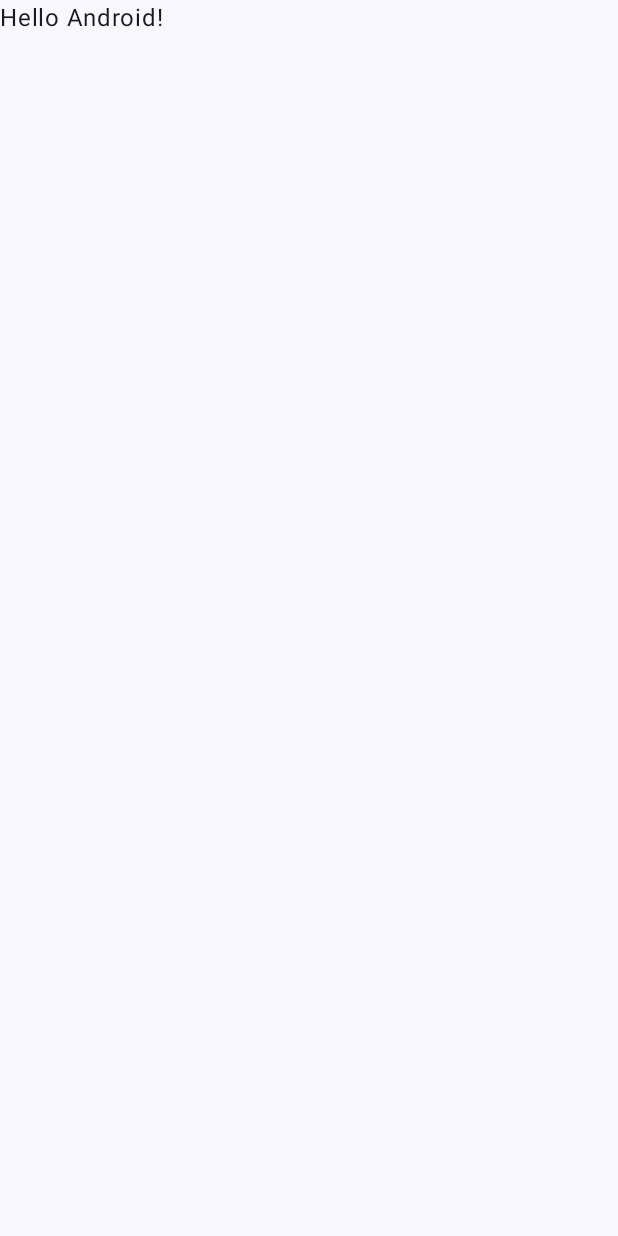
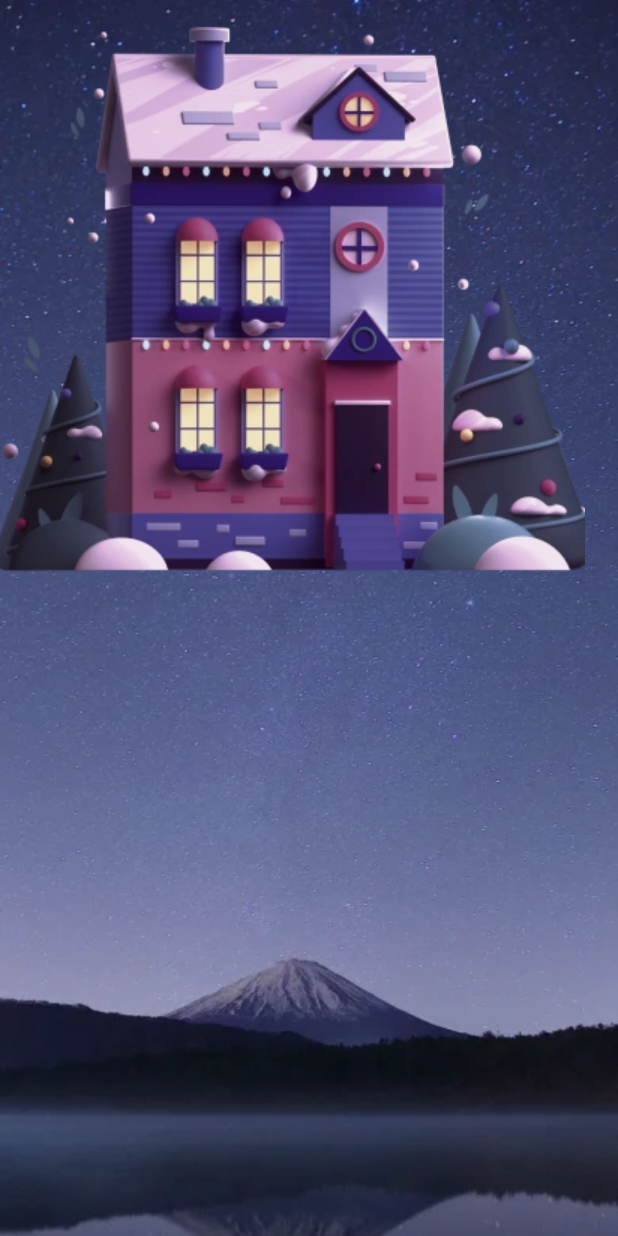
Before and after one commit to Giorgi-Razmadze/Weatherly, an Android app built with Jetpack Compose: the screen it shows after launch (MainActivity), on a phone screen of 412 x 824 dp. Before the commit the screen is almost empty. Run offline under Robolectric (Android 15) with nearby library versions, the phone set to English and light mode, and no system bars.

Commit message:
add files and packages from previous project for future modifications

```diff
--- a/app/src/main/AndroidManifest.xml
+++ b/app/src/main/AndroidManifest.xml
@@ -13,7 +13,7 @@
         android:theme="@style/Theme.Weatherly"
         tools:targetApi="31">
         <activity
-            android:name=".MainActivity"
+            android:name=".presentation.ui.activity.MainActivity"
             android:exported="true"
             android:theme="@style/Theme.Weatherly">
             <intent-filter>
--- a/app/src/main/java/com/razmadze/weatherly/MainActivity.kt
+++ /dev/null
@@ -1,46 +0,0 @@
-package com.razmadze.weatherly
-
-import android.os.Bundle
-import androidx.activity.ComponentActivity
-import androidx.activity.compose.setContent
-import androidx.compose.foundation.layout.fillMaxSize
-import androidx.compose.material3.MaterialTheme
-import androidx.compose.material3.Surface
-import androidx.compose.material3.Text
-import androidx.compose.runtime.Composable
-import androidx.compose.ui.Modifier
-import androidx.compose.ui.tooling.preview.Preview
-import com.razmadze.weatherly.ui.theme.WeatherlyTheme
-
-class MainActivity : ComponentActivity() {
-    override fun onCreate(savedInstanceState: Bundle?) {
-        super.onCreate(savedInstanceState)
-        setContent {
-            WeatherlyTheme {
-                // A surface container using the 'background' color from the theme
-                Surface(
-                    modifier = Modifier.fillMaxSize(),
-                    color = MaterialTheme.colorScheme.background
-                ) {
-                    Greeting("Android")
-                }
-            }
-        }
-    }
-}
-
-@Composable
-fun Greeting(name: String, modifier: Modifier = Modifier) {
-    Text(
-        text = "Hello $name!",
-        modifier = modifier
-    )
-}
-
-@Preview(showBackground = true)
-@Composable
-fun GreetingPreview() {
-    WeatherlyTheme {
-        Greeting("Android")
-    }
-}
--- /dev/null
+++ b/app/src/main/java/com/razmadze/weatherly/presentation/ui/activity/MainActivity.kt
@@ -0,0 +1,98 @@
+package com.razmadze.weatherly.presentation.ui.activity
+
+import android.graphics.Color.TRANSPARENT
+import android.os.Bundle
+import androidx.activity.ComponentActivity
+import androidx.activity.SystemBarStyle
+import androidx.activity.compose.setContent
+import androidx.activity.enableEdgeToEdge
+import androidx.compose.foundation.Image
+import androidx.compose.foundation.layout.Box
+import androidx.compose.foundation.layout.Column
+import androidx.compose.foundation.layout.Row
+import androidx.compose.foundation.layout.Spacer
+import androidx.compose.foundation.layout.fillMaxSize
+import androidx.compose.foundation.layout.padding
+import androidx.compose.foundation.layout.size
+import androidx.compose.material3.MaterialTheme
+import androidx.compose.material3.Surface
+import androidx.compose.material3.Text
+import androidx.compose.runtime.Composable
+import androidx.compose.ui.Alignment
+import androidx.compose.ui.Modifier
+import androidx.compose.ui.graphics.Color
+import androidx.compose.ui.layout.ContentScale
+import androidx.compose.ui.res.painterResource
+import androidx.compose.ui.text.font.FontFamily
+import androidx.compose.ui.tooling.preview.Preview
+import androidx.compose.ui.unit.dp
+import androidx.compose.ui.unit.sp
+import com.razmadze.weatherly.R
+import com.razmadze.weatherly.ui.theme.WeatherlyTheme
+import com.razmadze.weatherly.ui.theme.grey
+
+class MainActivity : ComponentActivity() {
+    override fun onCreate(savedInstanceState: Bundle?) {
+        super.onCreate(savedInstanceState)
+        enableEdgeToEdge(statusBarStyle = SystemBarStyle.dark(TRANSPARENT))
+        setContent {
+            WeatherlyTheme {
+                // A surface container using the 'background' color from the theme
+                Surface(
+                    modifier = Modifier.fillMaxSize(),
+                    color = MaterialTheme.colorScheme.background
+                ) {
+                    Greeting()
+                }
+            }
+        }
+    }
+}
+
+@Composable
+fun Greeting(modifier: Modifier = Modifier) {
+    Box {
+        Image(
+            modifier = Modifier.fillMaxSize(),
+            painter = painterResource(id = R.drawable.starry_mountain),
+            contentDescription = "Starry Mountain / Background Image",
+            contentScale = ContentScale.FillBounds
+        )
+        Column(
+            modifier = Modifier
+                .fillMaxSize()
+                .padding(top = 100.dp, bottom = 100.dp),
+            horizontalAlignment = Alignment.CenterHorizontally
+        ) {
+            Text(
+                "Tbilisi",
+                fontFamily = FontFamily.SansSerif,
+                fontSize = 34.sp,
+                color = Color.White
+            )
+            Text("19°", fontSize = 96.sp, color = Color.White)
+            Text("Mostly Clear", fontSize = 20.sp, color = grey)
+            Row {
+                Text("H:24°", fontSize = 20.sp, color = Color.White)
+                Spacer(modifier = Modifier.padding(8.dp))
+                Text("L:18°", fontSize = 20.sp, color = Color.White)
+            }
+        }
+        Image(
+            modifier = Modifier
+                .padding(bottom = 0.dp)
+                .size(390.dp),
+            painter = painterResource(id = R.drawable.house),
+            contentDescription = "House Image"
+        )
+
+    }
+}
+
+@Preview(showBackground = true)
+@Composable
+fun GreetingPreview() {
+    WeatherlyTheme {
+        Greeting()
+    }
+}
--- a/app/src/main/java/com/razmadze/weatherly/ui/theme/Color.kt
+++ b/app/src/main/java/com/razmadze/weatherly/ui/theme/Color.kt
@@ -9,3 +9,4 @@ val Pink80 = Color(0xFFEFB8C8)
 val Purple40 = Color(0xFF6650a4)
 val PurpleGrey40 = Color(0xFF625b71)
 val Pink40 = Color(0xFF7D5260)
+val grey = Color(0xFFA4A4AC)
--- a/app/src/main/java/com/razmadze/weatherly/ui/theme/Theme.kt
+++ b/app/src/main/java/com/razmadze/weatherly/ui/theme/Theme.kt
@@ -53,14 +53,6 @@ fun WeatherlyTheme(
         darkTheme -> DarkColorScheme
         else -> LightColorScheme
     }
-    val view = LocalView.current
-    if (!view.isInEditMode) {
-        SideEffect {
-            val window = (view.context as Activity).window
-            window.statusBarColor = colorScheme.primary.toArgb()
-            WindowCompat.getInsetsController(window, view).isAppearanceLightStatusBars = darkTheme
-        }
-    }
 
     MaterialTheme(
         colorScheme = colorScheme,
--- /dev/null
+++ b/app/src/main/java/com/razmadze/weatherly/utils/Constants.kt
@@ -0,0 +1,5 @@
+package com.razm.weather.utils
+
+object Constants {
+    const val BASE_URL = "https://api.openweathermap.org"
+}
--- a/app/src/main/res/values/themes.xml
+++ b/app/src/main/res/values/themes.xml
@@ -1,5 +1,8 @@
 <?xml version="1.0" encoding="utf-8"?>
 <resources>
 
-    <style name="Theme.Weatherly" parent="android:Theme.Material.Light.NoActionBar" />
+    <style name="Theme.Weatherly" parent="android:Theme.Material.Light.NoActionBar">
+        <item name="android:windowTranslucentStatus">false</item>
+        <item name="android:statusBarColor">@android:color/transparent</item>
+    </style>
 </resources>
```
Also changed, not shown: app/src/main/java/com/razmadze/weatherly/data/api/WeatherApi.kt (added, +15 -0 lines), app/src/main/java/com/razmadze/weatherly/data/model/currentWeather/CurrentWeather.kt (added, +37 -0 lines), app/src/main/java/com/razmadze/weatherly/data/model/currentWeather/componentModels/Cloud.kt (added, +8 -0 lines), app/src/main/java/com/razmadze/weatherly/data/model/currentWeather/componentModels/Coordinates.kt (added, +10 -0 lines), app/src/main/java/com/razmadze/weatherly/data/model/currentWeather/componentModels/Main.kt (added, +22 -0 lines), app/src/main/java/com/razmadze/weatherly/data/model/currentWeather/componentModels/Rain.kt (added, +10 -0 lines), app/src/main/java/com/razmadze/weatherly/data/model/currentWeather/componentModels/Snow.kt (added, +10 -0 lines), app/src/main/java/com/razmadze/weatherly/data/model/currentWeather/componentModels/Sys.kt (added, +16 -0 lines), app/src/main/java/com/razmadze/weatherly/data/model/currentWeather/componentModels/Weather.kt (added, +14 -0 lines), app/src/main/java/com/razmadze/weatherly/data/model/currentWeather/componentModels/Wind.kt (added, +12 -0 lines), app/src/main/java/com/razmadze/weatherly/di/WeatherModule.kt (added, +25 -0 lines), app/src/main/res/drawable/house.webp (added), app/src/main/res/drawable/starry_mountain.webp (added).
